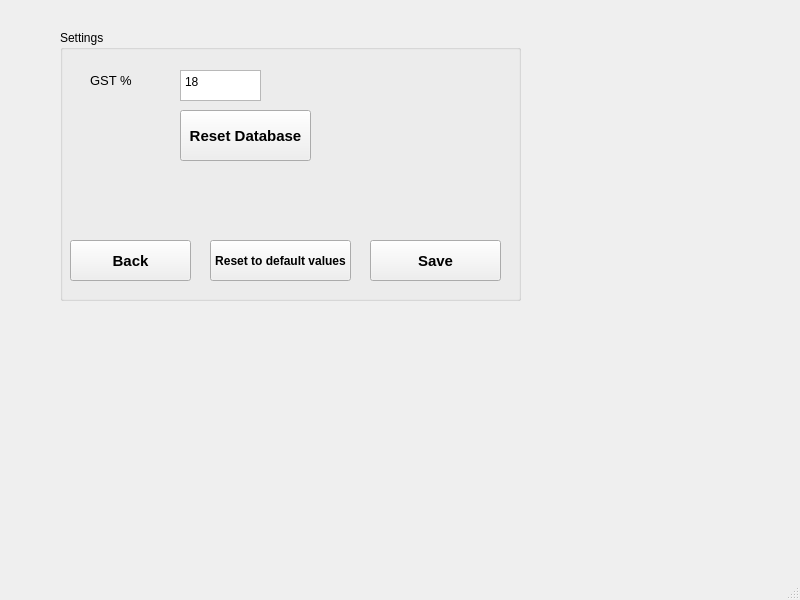
Before: the Qt Designer form designs/settings_ui.ui in santoshki/sales_software, drawn with Qt 5.
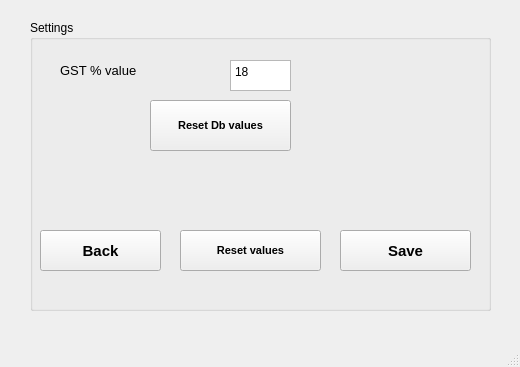
After: the same form once the commit is applied.

```diff
--- a/designs/settings_ui.ui
+++ b/designs/settings_ui.ui
@@ -6,8 +6,8 @@
    <rect>
     <x>0</x>
     <y>0</y>
-    <width>800</width>
-    <height>600</height>
+    <width>520</width>
+    <height>367</height>
    </rect>
   </property>
   <property name="windowTitle">
@@ -17,10 +17,10 @@
    <widget class="QGroupBox" name="groupBox">
     <property name="geometry">
      <rect>
-      <x>60</x>
-      <y>30</y>
+      <x>30</x>
+      <y>20</y>
       <width>461</width>
-      <height>271</height>
+      <height>291</height>
      </rect>
     </property>
     <property name="title">
@@ -31,7 +31,7 @@
       <rect>
        <x>30</x>
        <y>40</y>
-       <width>81</width>
+       <width>151</width>
        <height>21</height>
       </rect>
      </property>
@@ -41,15 +41,15 @@
       </font>
      </property>
      <property name="text">
-      <string>GST %</string>
+      <string>GST % value</string>
      </property>
     </widget>
     <widget class="QPlainTextEdit" name="plainTextEdit">
      <property name="geometry">
       <rect>
-       <x>120</x>
+       <x>200</x>
        <y>40</y>
-       <width>81</width>
+       <width>61</width>
        <height>31</height>
       </rect>
      </property>
@@ -62,19 +62,19 @@
       <rect>
        <x>120</x>
        <y>80</y>
-       <width>131</width>
+       <width>141</width>
        <height>51</height>
       </rect>
      </property>
      <property name="font">
       <font>
-       <pointsize>11</pointsize>
+       <pointsize>8</pointsize>
        <weight>75</weight>
        <bold>true</bold>
       </font>
      </property>
      <property name="text">
-      <string>Reset Database</string>
+      <string>Reset Db values</string>
      </property>
     </widget>
     <widget class="QPushButton" name="back_button">
@@ -108,13 +108,13 @@
      </property>
      <property name="font">
       <font>
-       <pointsize>9</pointsize>
+       <pointsize>8</pointsize>
        <weight>75</weight>
        <bold>true</bold>
       </font>
      </property>
      <property name="text">
-      <string>Reset to default values</string>
+      <string>Reset values</string>
      </property>
     </widget>
     <widget class="QPushButton" name="save_button">
```
Left out of the diff: 4 changed lines with no effect on the pictures.
